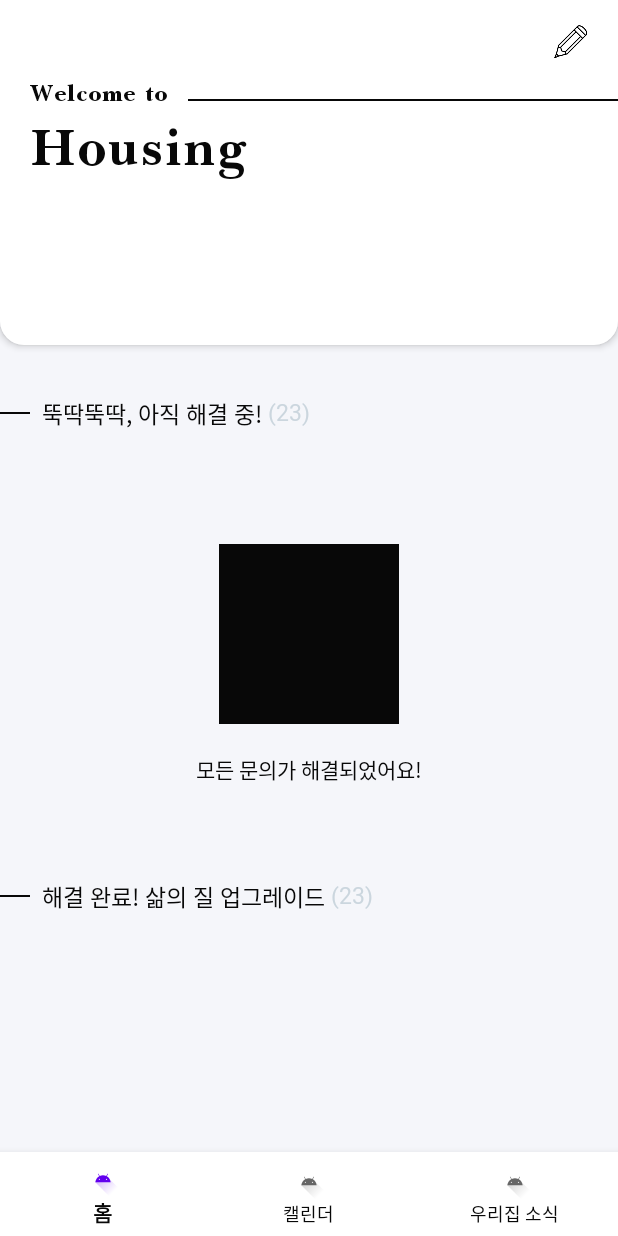
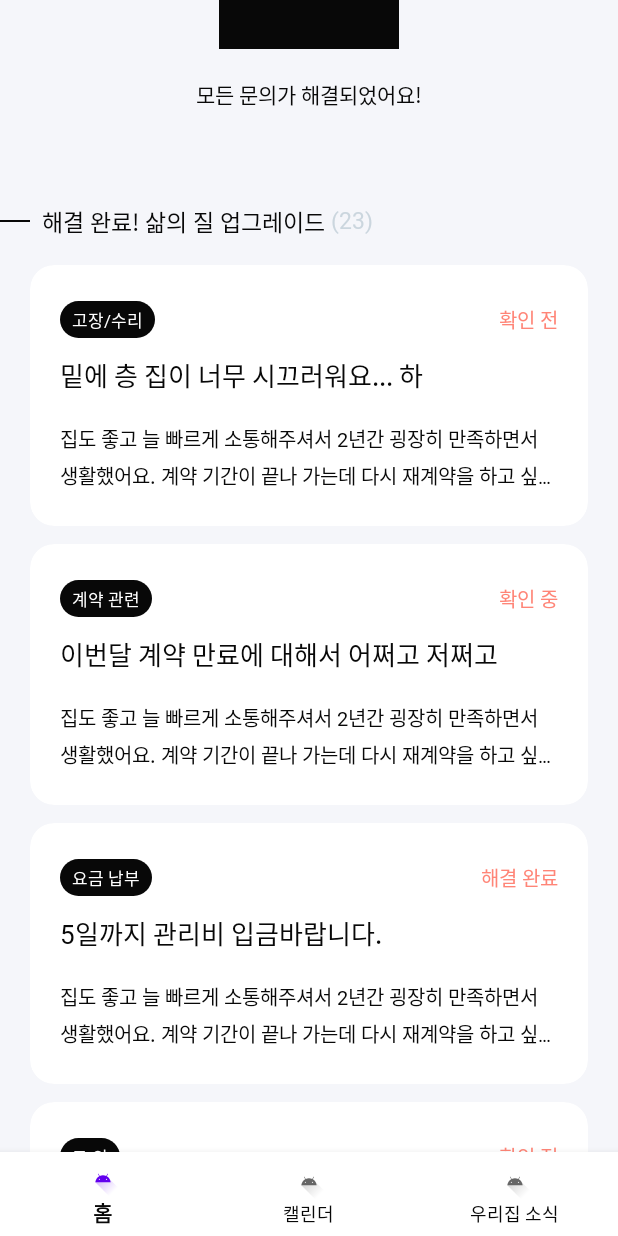
Before and after one commit to teamHousing/Housing_Android, an Android app: the screen it shows after launch (MainActivity), on a phone screen of 412 x 824 dp. Run offline under Robolectric (Android 15) with nearby library versions, the phone set to English and light mode, and no system bars; our stand-ins replace data binding, navigation-ui.

Commit message:
[FEAT] #3 : Add ask list adapter and dummy data

```diff
--- a/app/src/main/java/com/teamhousing/housing/ui/home/HomeFragment.kt
+++ b/app/src/main/java/com/teamhousing/housing/ui/home/HomeFragment.kt
@@ -5,11 +5,16 @@ import androidx.fragment.app.Fragment
 import android.view.LayoutInflater
 import android.view.View
 import android.view.ViewGroup
+import androidx.fragment.app.viewModels
 import com.teamhousing.housing.R
 import com.teamhousing.housing.databinding.FragmentHomeBinding
+import com.teamhousing.housing.ui.home.adapter.HomeAskListAdapter
+import com.teamhousing.housing.ui.home.viewmodel.HomeViewModel
 
 class HomeFragment : Fragment() {
     private lateinit var binding: FragmentHomeBinding
+    private lateinit var askListAdapter: HomeAskListAdapter
+    private val homeViewModel : HomeViewModel by viewModels()
 
     override fun onCreateView(
         inflater: LayoutInflater, container: ViewGroup?,
@@ -17,11 +22,23 @@ class HomeFragment : Fragment() {
     ): View? {
         binding = FragmentHomeBinding.inflate(inflater, container, false)
         binding.lifecycleOwner = viewLifecycleOwner
+
+        setAskListAdapter()
+
         return binding.root
     }
 
-    override fun onActivityCreated(savedInstanceState: Bundle?) {
-        super.onActivityCreated(savedInstanceState)
+    private fun setAskListAdapter(){
+        askListAdapter = HomeAskListAdapter(requireContext())
+
+        binding.rvHomeCompleteList.adapter = askListAdapter
+
+        homeViewModel.setDummyAskList()
+
+        homeViewModel.askList.observe(viewLifecycleOwner){ askList ->
+            askListAdapter.replaceAskList(askList)
+
+        }
     }
 
 }
--- a/app/src/main/java/com/teamhousing/housing/ui/home/adapter/HomeAskListAdapter.kt
+++ b/app/src/main/java/com/teamhousing/housing/ui/home/adapter/HomeAskListAdapter.kt
@@ -33,6 +33,11 @@ class HomeAskListAdapter(private val context: Context) : RecyclerView.Adapter<Ho
 
     override fun getItemCount(): Int = data.size
 
+    fun replaceAskList(list : MutableList<HomeAskListData>){
+        data = list
+        notifyDataSetChanged()
+    }
+
 }
 
 class HomeAskListViewHolder(val binding:RvItemHomeAskListBinding) : RecyclerView.ViewHolder(binding.root){
--- /dev/null
+++ b/app/src/main/java/com/teamhousing/housing/ui/home/viewmodel/HomeViewModel.kt
@@ -0,0 +1,43 @@
+package com.teamhousing.housing.ui.home.viewmodel
+
+import androidx.lifecycle.LiveData
+import androidx.lifecycle.MutableLiveData
+import androidx.lifecycle.ViewModel
+import com.teamhousing.housing.vo.HomeAskListData
+
+class HomeViewModel : ViewModel() {
+    private val _askList = MutableLiveData<MutableList<HomeAskListData>>()
+    val askList : LiveData<MutableList<HomeAskListData>>
+        get() = _askList
+
+    fun setDummyAskList(){
+        val dummyAskList = listOf(
+            HomeAskListData(
+                category = "고장/수리",
+                title = "밑에 층 집이 너무 시끄러워요... 하",
+                contents = "집도 좋고 늘 빠르게 소통해주셔서 2년간 굉장히 만족하면서 생활했어요. 계약 기간이 끝나 가는데 다시 재계약을 하고 싶어요.",
+                progress = 0
+            ),
+            HomeAskListData(
+                category = "계약 관련",
+                title = "이번달 계약 만료에 대해서 어쩌고 저쩌고",
+                contents = "집도 좋고 늘 빠르게 소통해주셔서 2년간 굉장히 만족하면서 생활했어요. 계약 기간이 끝나 가는데 다시 재계약을 하고 싶어요.",
+                progress = 1
+            ),
+            HomeAskListData(
+                category = "요금 납부",
+                title = "5일까지 관리비 입금바랍니다.",
+                contents = "집도 좋고 늘 빠르게 소통해주셔서 2년간 굉장히 만족하면서 생활했어요. 계약 기간이 끝나 가는데 다시 재계약을 하고 싶어요.",
+                progress = 2
+            ),
+            HomeAskListData(
+                category = "그 외",
+                title = "수도가 얼어서 집이 겨울왕국이 됐어요",
+                contents = "집도 좋고 늘 빠르게 소통해주셔서 2년간 굉장히 만족하면서 생활했어요. 계약 기간이 끝나 가는데 다시 재계약을 하고 싶어요.",
+                progress = 0
+            )
+        )
+
+        _askList.value = dummyAskList.toMutableList()
+    }
+}
--- a/app/src/main/res/layout/fragment_home.xml
+++ b/app/src/main/res/layout/fragment_home.xml
@@ -138,14 +138,22 @@
                     app:layout_constraintStart_toEndOf="@+id/textView3"
                     app:layout_constraintTop_toTopOf="@+id/textView3" />
 
+                <androidx.constraintlayout.widget.ConstraintLayout
+                    android:layout_width="match_parent"
+                    android:layout_height="wrap_content"
+                    android:visibility="gone"
+                    app:layout_constraintEnd_toEndOf="parent"
+                    app:layout_constraintStart_toStartOf="parent"
+                    app:layout_constraintTop_toBottomOf="@+id/textView3">
+
                     <ImageView
                         android:id="@+id/imageView5"
                         android:layout_width="120dp"
                         android:layout_height="120dp"
-                    android:layout_marginTop="76dp"
+                        android:layout_marginTop="70dp"
                         app:layout_constraintEnd_toEndOf="parent"
                         app:layout_constraintStart_toStartOf="parent"
-                    app:layout_constraintTop_toBottomOf="@+id/textView3"
+                        app:layout_constraintTop_toTopOf="parent"
                         app:srcCompat="@color/primary_black" />
 
                     <TextView
@@ -153,11 +161,12 @@
                         android:layout_width="wrap_content"
                         android:layout_height="wrap_content"
                         android:layout_marginTop="20dp"
-                    android:text="모든 문의가 해결되었어요&#33;"
                         android:fontFamily="@font/apple_sd_gothic_neo_medium"
+                        android:gravity="center"
+                        android:includeFontPadding="false"
+                        android:text="등록한 문의 사항이 없어요!\n 집주인과 소통을 시작해볼까요?"
+                        android:textColor="@color/primary_black"
                         android:textSize="14dp"
-                    android:includeFontPadding="false"
-                    android:textColor="@color/primary_black"
                         app:layout_constraintEnd_toEndOf="parent"
                         app:layout_constraintStart_toStartOf="parent"
                         app:layout_constraintTop_toBottomOf="@+id/imageView5" />
@@ -168,7 +177,7 @@
                         android:layout_height="40dp"
                         android:layout_marginStart="104dp"
                         android:layout_marginLeft="104dp"
-                    android:layout_marginTop="36dp"
+                        android:layout_marginTop="24dp"
                         android:layout_marginEnd="104dp"
                         android:layout_marginRight="104dp"
                         android:background="@drawable/border_black_fill_200"
@@ -178,19 +187,46 @@
                         android:text="문의하기"
                         android:textColor="@color/white"
                         android:textSize="14dp"
-                    android:visibility="invisible"
+                        android:visibility="visible"
                         app:layout_constraintEnd_toEndOf="parent"
                         app:layout_constraintStart_toStartOf="parent"
                         app:layout_constraintTop_toBottomOf="@+id/textView5" />
 
+                </androidx.constraintlayout.widget.ConstraintLayout>
+
+                <androidx.constraintlayout.widget.ConstraintLayout
+                    android:id="@+id/constraintLayout"
+                    android:layout_width="0dp"
+                    android:layout_height="wrap_content"
+                    app:layout_constraintEnd_toEndOf="parent"
+                    app:layout_constraintStart_toStartOf="parent"
+                    app:layout_constraintTop_toBottomOf="@+id/textView3">
+
                     <ImageView
-                    android:id="@+id/imageView6"
-                    android:layout_width="20dp"
-                    android:layout_height="1dp"
-                    android:layout_marginTop="73dp"
+                        android:id="@+id/imageView7"
+                        android:layout_width="120dp"
+                        android:layout_height="120dp"
+                        android:layout_marginTop="48dp"
+                        app:layout_constraintEnd_toEndOf="parent"
                         app:layout_constraintStart_toStartOf="parent"
-                    app:layout_constraintTop_toBottomOf="@+id/textView5"
+                        app:layout_constraintTop_toTopOf="parent"
                         app:srcCompat="@color/primary_black" />
+
+                    <TextView
+                        android:id="@+id/textView8"
+                        android:layout_width="wrap_content"
+                        android:layout_height="wrap_content"
+                        android:layout_marginTop="20dp"
+                        android:fontFamily="@font/apple_sd_gothic_neo_medium"
+                        android:gravity="center"
+                        android:includeFontPadding="false"
+                        android:text="모든 문의가 해결되었어요!"
+                        android:textColor="@color/primary_black"
+                        android:textSize="14dp"
+                        app:layout_constraintEnd_toEndOf="parent"
+                        app:layout_constraintStart_toStartOf="parent"
+                        app:layout_constraintTop_toBottomOf="@+id/imageView7" />
+                </androidx.constraintlayout.widget.ConstraintLayout>
 
                 <TextView
                     android:id="@+id/textView6"
@@ -222,16 +258,29 @@
                     app:layout_constraintStart_toEndOf="@+id/textView6"
                     app:layout_constraintTop_toTopOf="@+id/textView6" />
 
+                <ImageView
+                    android:id="@+id/imageView6"
+                    android:layout_width="20dp"
+                    android:layout_height="1dp"
+                    android:layout_marginTop="73dp"
+                    app:layout_constraintStart_toStartOf="parent"
+                    app:layout_constraintTop_toBottomOf="@+id/constraintLayout"
+                    app:srcCompat="@color/primary_black" />
+
                 <androidx.recyclerview.widget.RecyclerView
+                    android:id="@+id/rv_home_complete_list"
                     android:layout_width="0dp"
                     android:layout_height="wrap_content"
                     android:layout_marginTop="12dp"
                     android:layout_marginBottom="48dp"
-                    tools:listitem="@layout/rv_item_home_ask_list"
+                    app:layoutManager="androidx.recyclerview.widget.LinearLayoutManager"
+                    android:orientation="vertical"
                     app:layout_constraintBottom_toBottomOf="parent"
                     app:layout_constraintEnd_toEndOf="parent"
                     app:layout_constraintStart_toStartOf="parent"
-                    app:layout_constraintTop_toBottomOf="@+id/textView6" />
+                    app:layout_constraintTop_toBottomOf="@+id/textView6"
+                    tools:listitem="@layout/rv_item_home_ask_list" />
+
 
             </androidx.constraintlayout.widget.ConstraintLayout>
 
--- a/app/src/main/res/layout/rv_item_home_ask_list.xml
+++ b/app/src/main/res/layout/rv_item_home_ask_list.xml
@@ -26,7 +26,7 @@
             android:layout_marginBottom="6dp"
             android:background="@color/white"
             app:cardCornerRadius="16dp"
-            app:cardElevation="2dp"
+            app:cardElevation="0dp"
             app:layout_constraintBottom_toBottomOf="parent"
             app:layout_constraintEnd_toEndOf="parent"
             app:layout_constraintStart_toStartOf="parent"
```
Lines whose indentation alone changed are shown as unchanged.
